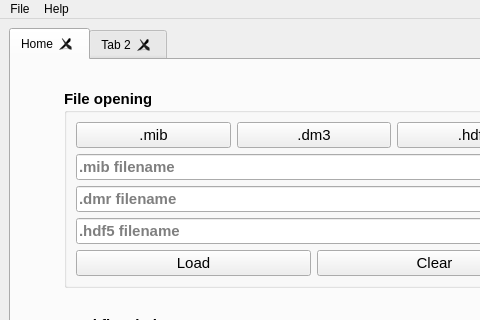
Qt form resources/homescreen.ui (CS26-FPD-Explorer/FPD-Explorer) before a commit; both pictures show x 0 to 480 and y 0 to 320 of the 1178 by 900 pixel window.
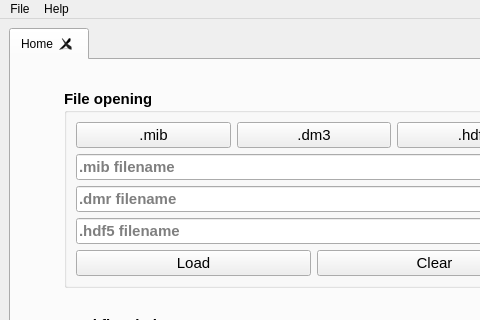
The same form after that commit.

Commit message: Removed redundant Tab2 from home which was used for demonstration

What changed in the file:
```diff
--- a/resources/homescreen.ui
+++ b/resources/homescreen.ui
@@ -998,11 +998,6 @@
         </item>
        </layout>
       </widget>
-      <widget class="QWidget" name="tab_2">
-       <attribute name="title">
-        <string>Tab 2</string>
-       </attribute>
-      </widget>
      </widget>
     </item>
    </layout>
```
Left out of the diff: 64 changed lines with no effect on the pictures.
